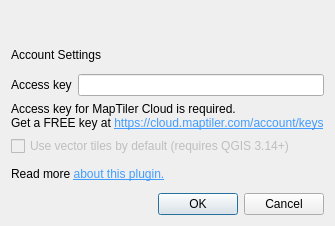
Qt form configue_dialog_base.ui (maptiler/qgis-maptiler-plugin) before a commit.
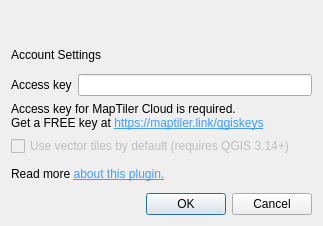
The same form after that commit. Icons and pictures are not drawn.

Patch:
```diff
--- a/configue_dialog_base.ui
+++ b/configue_dialog_base.ui
@@ -91,7 +91,7 @@
    <item>
     <widget class="QLabel" name="label_3">
      <property name="text">
-      <string>&lt;html&gt;&lt;head/&gt;&lt;body&gt;&lt;p&gt;Access key for MapTiler Cloud is required.&lt;br/&gt;Get a FREE key at &lt;a href=&quot;https://cloud.maptiler.com/account/keys&quot;&gt;&lt;span style=&quot; text-decoration: underline; color:#419cff;&quot;&gt;https://cloud.maptiler.com/account/keys&lt;/span&gt;&lt;/a&gt;&lt;/p&gt;&lt;/body&gt;&lt;/html&gt;</string>
+      <string>&lt;html&gt;&lt;head/&gt;&lt;body&gt;&lt;p&gt;Access key for MapTiler Cloud is required.&lt;br/&gt;Get a FREE key at &lt;a href=&quot;https://cloud.maptiler.com/account/keys&quot;&gt;&lt;span style=&quot; text-decoration: underline; color:#419cff;&quot;&gt;https://maptiler.link/qgiskeys&lt;/span&gt;&lt;/a&gt;&lt;/p&gt;&lt;/body&gt;&lt;/html&gt;</string>
      </property>
      <property name="textFormat">
       <enum>Qt::RichText</enum>
@@ -114,7 +114,7 @@
    <item>
     <widget class="QLabel" name="label_5">
      <property name="text">
-      <string>&lt;html&gt;&lt;head/&gt;&lt;body&gt;&lt;p&gt;Read more &lt;a href=&quot;https://www.maptiler.com/qgis-plugin/&quot;&gt;&lt;span style=&quot; text-decoration: underline; color:#419cff;&quot;&gt;about this plugin.&lt;/span&gt;&lt;/a&gt;&lt;/p&gt;&lt;/body&gt;&lt;/html&gt;</string>
+      <string>&lt;html&gt;&lt;head/&gt;&lt;body&gt;&lt;p&gt;Read more &lt;a href=&quot;https://maptiler.link/qgisplugin&quot;&gt;&lt;span style=&quot; text-decoration: underline; color:#419cff;&quot;&gt;about this plugin.&lt;/span&gt;&lt;/a&gt;&lt;/p&gt;&lt;/body&gt;&lt;/html&gt;</string>
      </property>
     <property name="openExternalLinks">
       <bool>true</bool>
```
